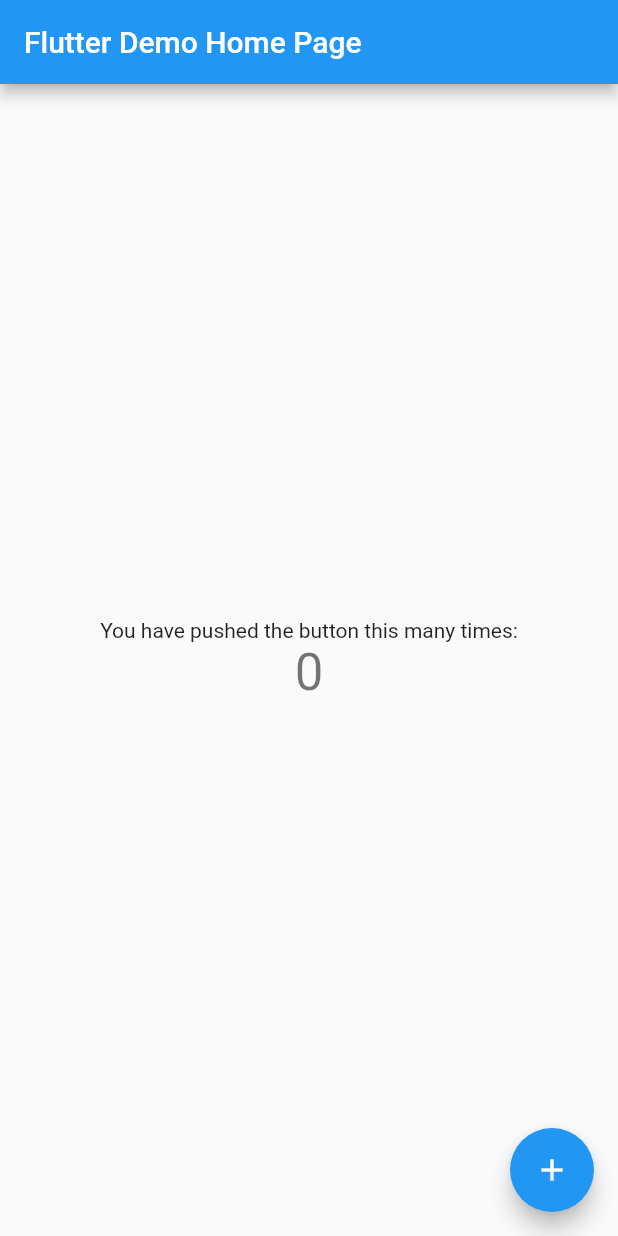
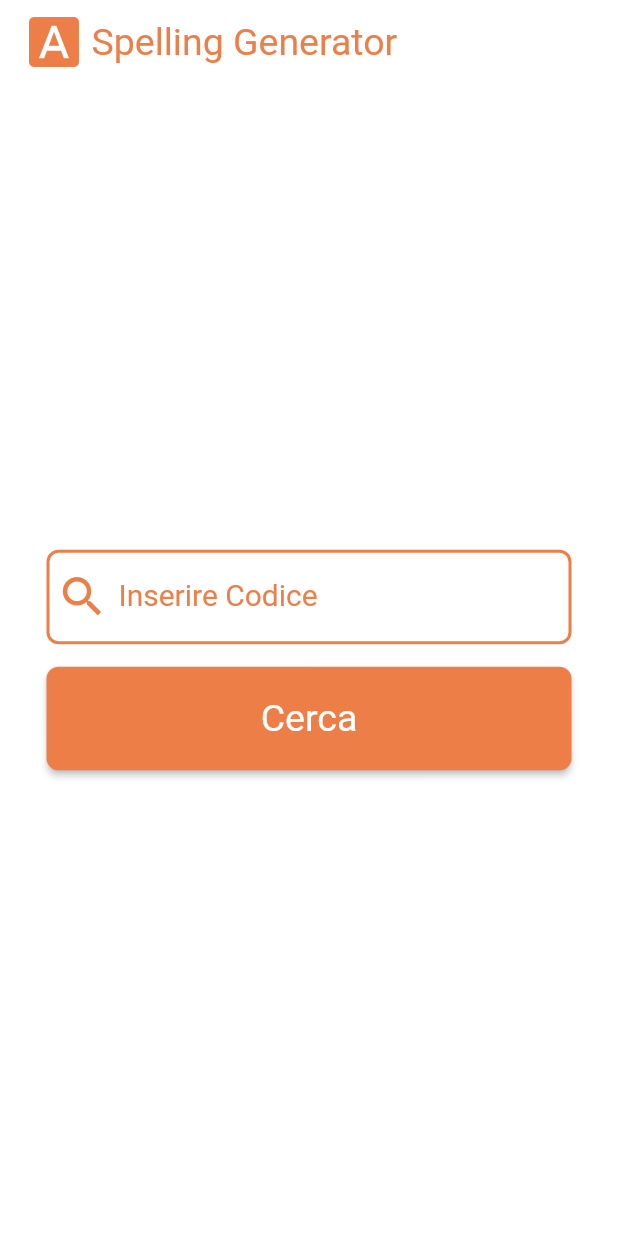
Before and after one commit to c0c4i/spelling, a Flutter app: the screen it shows after launch, on a phone screen of 412 x 824 dp. Run offline on Flutter 3.47's test engine with Material 2 defaults, Android fonts, the light colour scheme and no system bars.

Commit message:
spelling implement with all controll

```diff
--- a/lib/main.dart
+++ b/lib/main.dart
@@ -1,4 +1,7 @@
 import 'package:flutter/material.dart';
+import 'package:spelling/theme.dart';
+
+import 'model.dart';
 
 void main() {
   runApp(MyApp());
@@ -10,108 +13,179 @@
   Widget build(BuildContext context) {
     return MaterialApp(
       title: 'Flutter Demo',
-      theme: ThemeData(
-        // This is the theme of your application.
-        //
-        // Try running your application with "flutter run". You'll see the
-        // application has a blue toolbar. Then, without quitting the app, try
-        // changing the primarySwatch below to Colors.green and then invoke
-        // "hot reload" (press "r" in the console where you ran "flutter run",
-        // or simply save your changes to "hot reload" in a Flutter IDE).
-        // Notice that the counter didn't reset back to zero; the application
-        // is not restarted.
-        primarySwatch: Colors.blue,
-        // This makes the visual density adapt to the platform that you run
-        // the app on. For desktop platforms, the controls will be smaller and
-        // closer together (more dense) than on mobile platforms.
-        visualDensity: VisualDensity.adaptivePlatformDensity,
-      ),
-      home: MyHomePage(title: 'Flutter Demo Home Page'),
+      theme: CustomTheme.defaultMode,
+      home: MyHomePage(),
     );
   }
 }
 
 class MyHomePage extends StatefulWidget {
-  MyHomePage({Key key, this.title}) : super(key: key);
-
-  // This widget is the home page of your application. It is stateful, meaning
-  // that it has a State object (defined below) that contains fields that affect
-  // how it looks.
-
-  // This class is the configuration for the state. It holds the values (in this
-  // case the title) provided by the parent (in this case the App widget) and
-  // used by the build method of the State. Fields in a Widget subclass are
-  // always marked "final".
-
-  final String title;
+  MyHomePage({Key key}) : super(key: key);
 
   @override
   _MyHomePageState createState() => _MyHomePageState();
 }
 
 class _MyHomePageState extends State<MyHomePage> {
-  int _counter = 0;
+  TextEditingController inputController = TextEditingController();
 
-  void _incrementCounter() {
-    setState(() {
-      // This call to setState tells the Flutter framework that something has
-      // changed in this State, which causes it to rerun the build method below
-      // so that the display can reflect the updated values. If we changed
-      // _counter without calling setState(), then the build method would not be
-      // called again, and so nothing would appear to happen.
-      _counter++;
-    });
-  }
+  int errorType;
 
   @override
   Widget build(BuildContext context) {
-    // This method is rerun every time setState is called, for instance as done
-    // by the _incrementCounter method above.
-    //
-    // The Flutter framework has been optimized to make rerunning build methods
-    // fast, so that you can just rebuild anything that needs updating rather
-    // than having to individually change instances of widgets.
     return Scaffold(
       appBar: AppBar(
-        // Here we take the value from the MyHomePage object that was created by
-        // the App.build method, and use it to set our appbar title.
-        title: Text(widget.title),
+        elevation: 0,
+        backgroundColor: Colors.white,
+        title: Container(
+          child: Row(
+            mainAxisSize: MainAxisSize.max,
+            children: <Widget>[
+              Icon(
+                Icons.font_download,
+                color: Theme.of(context).primaryColor,
+                size: 40.0,
+              ),
+              Padding(
+                padding: EdgeInsets.only(left: 5),
+                child: Text(
+                  "Spelling Generator",
+                  style: Theme.of(context).textTheme.display1,
+                ),
+              ),
+            ],
+          ),
+        ),
       ),
       body: Center(
-        // Center is a layout widget. It takes a single child and positions it
-        // in the middle of the parent.
-        child: Column(
-          // Column is also a layout widget. It takes a list of children and
-          // arranges them vertically. By default, it sizes itself to fit its
-          // children horizontally, and tries to be as tall as its parent.
-          //
-          // Invoke "debug painting" (press "p" in the console, choose the
-          // "Toggle Debug Paint" action from the Flutter Inspector in Android
-          // Studio, or the "Toggle Debug Paint" command in Visual Studio Code)
-          // to see the wireframe for each widget.
-          //
-          // Column has various properties to control how it sizes itself and
-          // how it positions its children. Here we use mainAxisAlignment to
-          // center the children vertically; the main axis here is the vertical
-          // axis because Columns are vertical (the cross axis would be
-          // horizontal).
-          mainAxisAlignment: MainAxisAlignment.center,
-          children: <Widget>[
-            Text(
-              'You have pushed the button this many times:',
-            ),
-            Text(
-              '$_counter',
-              style: Theme.of(context).textTheme.headline4,
-            ),
-          ],
+        child: Container(
+          constraints: BoxConstraints(minWidth: 250, maxWidth: 350),
+          child: Column(
+            mainAxisAlignment: MainAxisAlignment.center,
+            children: <Widget>[
+              TextField(
+                  style: Theme.of(context).textTheme.display3,
+                  keyboardType: TextInputType.text,
+                  textCapitalization: TextCapitalization.characters,
+                  controller: inputController,
+                  decoration: InputDecoration(
+                    border: OutlineInputBorder(
+                      borderRadius: BorderRadius.all(Radius.circular(8.0)),
+                    ),
+                    enabledBorder: OutlineInputBorder(
+                      borderSide: BorderSide(
+                        color: Theme.of(context).primaryColor,
+                        width: 2,
+                      ),
+                      borderRadius: BorderRadius.all(Radius.circular(8.0)),
+                    ),
+                    prefixIcon: Icon(
+                      Icons.search,
+                      color: Theme.of(context).primaryColor,
+                      size: 35,
+                    ),
+                    labelText: 'Inserire Codice',
+                    errorText: _errorType(),
+                    errorStyle: TextStyle(fontSize: 15),
+                    labelStyle: TextStyle(fontSize: 20),
+                  ),
+                  focusNode: null),
+              Padding(
+                padding: EdgeInsets.only(top: 15),
+                child: ButtonTheme(
+                  minWidth: double.infinity,
+                  child: RaisedButton(
+                    padding: EdgeInsets.only(
+                        left: 50, right: 50, top: 20, bottom: 20),
+                    color: Theme.of(context).buttonColor,
+                    onPressed: _showSpelledDialog,
+                    shape: RoundedRectangleBorder(
+                        borderRadius: BorderRadius.circular(8.0)),
+                    child: Text(
+                      'Cerca',
+                      style: Theme.of(context).textTheme.display2,
+                    ),
+                  ),
+                ),
+              ),
+            ],
+          ),
         ),
       ),
-      floatingActionButton: FloatingActionButton(
-        onPressed: _incrementCounter,
-        tooltip: 'Increment',
-        child: Icon(Icons.add),
-      ), // This trailing comma makes auto-formatting nicer for build methods.
     );
   }
+
+  Future<void> _showSpelledDialog() async {
+    String text = inputController.text;
+
+    if (text.length == 0) {
+      setState(() {
+        errorType = 0;
+      });
+      return;
+    }
+
+    if (text.contains(new RegExp(r'[0-9]'))) {
+      setState(() {
+        errorType = 1;
+      });
+      return;
+    }
+
+    if (text.contains(new RegExp(r'[!@$#<>?":_`~;[\]\\|=+)(*&^%-]'))) {
+      setState(() {
+        errorType = 2;
+      });
+      return;
+    }
+
+    setState(() {
+      errorType = -1;
+    });
+
+    List<String> spelled = getSpelling(text);
+
+    return showDialog<void>(
+      context: context,
+      builder: (BuildContext context) {
+        return AlertDialog(
+          title: Text('Spelling'),
+          content: Container(
+              height: spelled.length * 19.toDouble(),
+              width: 0,
+              child: ListView.builder(
+                  physics: NeverScrollableScrollPhysics(),
+                  itemCount: spelled.length,
+                  itemBuilder: (BuildContext ctxt, int index) {
+                    return Row(children: [
+                      Container(
+                        width: 15,
+                        child: Text(
+                          spelled[index][0],
+                          textAlign: TextAlign.center,
+                        ),
+                      ),
+                      SizedBox(
+                        width: 20,
+                      ),
+                      Text(spelled[index]),
+                    ]);
+                  })),
+        );
+      },
+    );
+  }
+
+  String _errorType() {
+    switch (errorType) {
+      case 0:
+        return 'E\' necessario inserire il codice'; // empty train code
+      case 1:
+        return 'Il codice contiene numeri'; //invalid train code (number)
+      case 2:
+        return 'Il codice contiene caratteri speciali'; //invalid train code (special character)
+      default:
+        return null;
+    }
+  }
 }
--- /dev/null
+++ b/lib/theme.dart
@@ -0,0 +1,73 @@
+import 'package:flutter/material.dart';
+
+class CustomColors {
+  static Color primaryColor = const Color(0xFFED7E47);
+  static Color customGreyNigthMode = const Color(0xff828282);
+}
+
+// idk these is all essential for the design because I copy from my other project Treninoo
+class CustomTheme {
+  static ThemeData defaultMode = ThemeData(
+    brightness: Brightness.light,
+    primaryColor: CustomColors.primaryColor,
+    accentColor: CustomColors.primaryColor,
+    buttonColor: CustomColors.primaryColor,
+    iconTheme: IconThemeData(
+      color: CustomColors.primaryColor,
+    ),
+    errorColor: CustomColors.primaryColor,
+    scaffoldBackgroundColor: Colors.white,
+    buttonTheme: ButtonThemeData(
+      buttonColor: CustomColors.primaryColor,
+      shape: RoundedRectangleBorder(),
+    ),
+    hintColor: CustomColors.primaryColor,
+    primaryTextTheme:
+        TextTheme(body1: TextStyle(color: CustomColors.primaryColor)),
+    cursorColor: CustomColors.primaryColor,
+    textSelectionHandleColor: CustomColors.primaryColor,
+    textTheme: TextTheme(
+      display1: TextStyle(
+        color: CustomColors.primaryColor,
+        fontSize: 25,
+      ),
+      display2: TextStyle(fontSize: 25, color: Colors.white),
+      display3: TextStyle(
+        fontSize: 20.0,
+        color: Colors.black,
+      ),
+    ),
+    dialogTheme: DialogTheme(
+      shape: RoundedRectangleBorder(
+          borderRadius: BorderRadius.all(Radius.circular(8.0))),
+    ),
+  );
+
+  static ThemeData darkMode = ThemeData(
+    brightness: Brightness.dark,
+    primaryColor: CustomColors.customGreyNigthMode,
+    accentColor: CustomColors.customGreyNigthMode,
+    focusColor: CustomColors.customGreyNigthMode,
+    primaryTextTheme: TextTheme(body1: TextStyle(color: Colors.white)),
+    scaffoldBackgroundColor: Color(0xff333333),
+    iconTheme: IconThemeData(color: Colors.white),
+    buttonColor: CustomColors.customGreyNigthMode,
+    cursorColor: CustomColors.customGreyNigthMode,
+    textSelectionHandleColor: CustomColors.customGreyNigthMode,
+    textTheme: TextTheme(
+      display1: TextStyle(
+        color: Colors.white,
+        fontSize: 25,
+      ),
+      display2: TextStyle(fontSize: 25, color: Colors.white),
+      display3: TextStyle(
+        fontSize: 20.0,
+        color: Colors.white,
+      ),
+    ),
+    dialogTheme: DialogTheme(
+      shape: RoundedRectangleBorder(
+          borderRadius: BorderRadius.all(Radius.circular(8.0))),
+    ),
+  );
+}
```
Also changed, not shown: lib/model.dart (added, +39 -0 lines).
